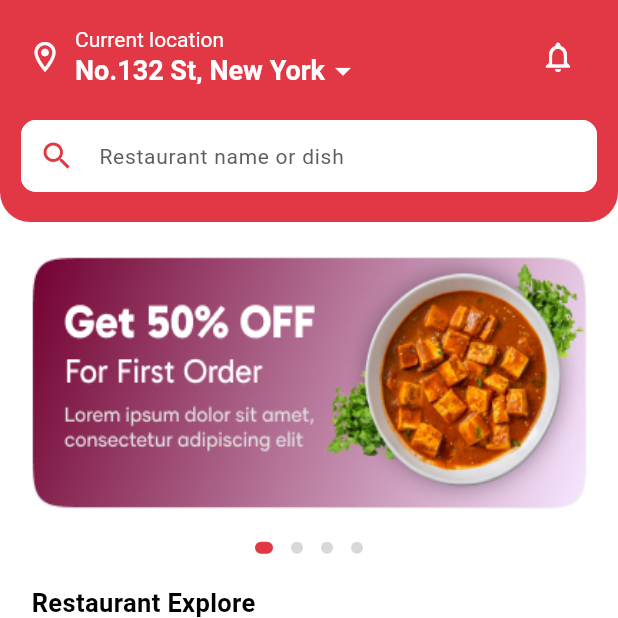
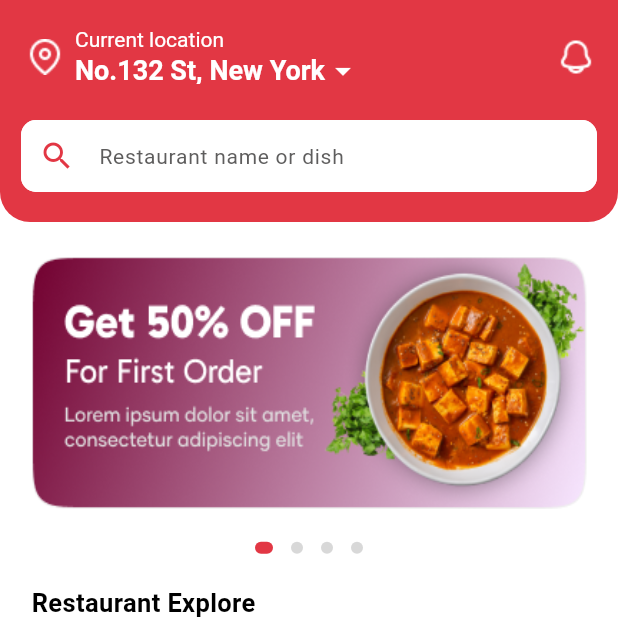
Before and after one commit to workahr/QCF_User, a Flutter app: the MainContainer screen opened by its route, on a phone screen of 412 x 824 dp, the top half of it. Run offline on Flutter 3.47's test engine with Material 3 defaults, Android fonts, the light colour scheme and no system bars; drawn by our look-alikes of carousel_slider, dots_indicator, upgrader; our stand-ins replace dotted_border, dotted_line, dropdown_search, flutter_spinkit, flutter_svg, get and 2 more; accounts and stored records are empty.

Commit message:
home screen

```diff
--- a/lib/constants/app_assets.dart
+++ b/lib/constants/app_assets.dart
@@ -77,6 +77,8 @@ class AppAssets {
   static const String UserRounded = 'assets/images/UserRounded.png';
   static const String chickenchill = 'assets/images/chicken-chili-top.png';
   static const String veg_icon = 'assets/images/veg_icon.png';
+  static const String notification_icon = 'assets/images/notification_icon.png';
+  static const String map_icon = 'assets/images/map_icon.png';
 
   // cart Image
   static const String homeicon = 'assets/images/orderpreview_homeicon.png';
--- a/lib/pages/HomeScreen/home_screen.dart
+++ b/lib/pages/HomeScreen/home_screen.dart
@@ -132,8 +132,9 @@ class _HomeScreenState extends State<HomeScreen> {
                         padding: const EdgeInsets.symmetric(horizontal: 2),
                         child: Row(
                           children: [
-                            Icon(Icons.location_on_outlined,
-                                color: Colors.white),
+                            // Icon(Icons.location_on_outlined,
+                            //     color: Colors.white),
+                            Image.asset(AppAssets.map_icon),
                             SizedBox(width: 8),
                             Column(
                               crossAxisAlignment: CrossAxisAlignment.start,
@@ -164,14 +165,24 @@ class _HomeScreenState extends State<HomeScreen> {
                           ],
                         ),
                       ),
-                      IconButton(
-                        icon: Icon(Icons.notifications_outlined,
-                            color: Colors.white),
-                        onPressed: () {
-                          Navigator.push(context,
-                              MaterialPageRoute(builder: (_) => HomeScreen1()));
-                        },
-                      ),
+                      // IconButton(
+                      //   icon: Icon(Icons.notifications_outlined,
+                      //       color: Colors.white),
+                      //   onPressed: () {
+                      //     Navigator.push(context,
+                      //         MaterialPageRoute(builder: (_) => HomeScreen1()));
+                      //   },
+                      // ),
+                      GestureDetector(
+                          onTap: () {
+                            Navigator.push(
+                              context,
+                              MaterialPageRoute(
+                                builder: (context) => HomeScreen1(),
+                              ),
+                            );
+                          },
+                          child: Image.asset(AppAssets.notification_icon)),
                     ],
                   ),
                 ))),
--- a/lib/pages/HomeScreen/home_screen1.dart
+++ b/lib/pages/HomeScreen/home_screen1.dart
@@ -265,7 +265,7 @@ class _HomeScreen1State extends State<HomeScreen1> {
                     padding: const EdgeInsets.fromLTRB(21, 0, 0, 12),
                     child: HeadingWidget(
                       title: "Restaurant Explore",
-                      fontSize: 17,
+                      fontSize: 17.0,
                     ),
                   ),
                   ListView.builder(
@@ -333,7 +333,7 @@ class _HomeScreen1State extends State<HomeScreen1> {
                                             HeadingWidget(
                                               title: 'Non-Veg',
                                               color: Color(0xFFEF4848),
-                                              fontSize: 11,
+                                              fontSize: 11.0,
                                               fontWeight: FontWeight.bold,
                                             ),
                                           ],
@@ -360,7 +360,7 @@ class _HomeScreen1State extends State<HomeScreen1> {
                                                 HeadingWidget(
                                                   title:
                                                       'Grill Chicken Arabian \nRestaurant',
-                                                  fontSize: 16,
+                                                  fontSize: 16.0,
                                                   fontWeight: FontWeight.bold,
                                                   color: Colors.white,
                                                 ),
```
Also changed, not shown: assets/images/map_icon.png (added), assets/images/notification_icon.png (added).
